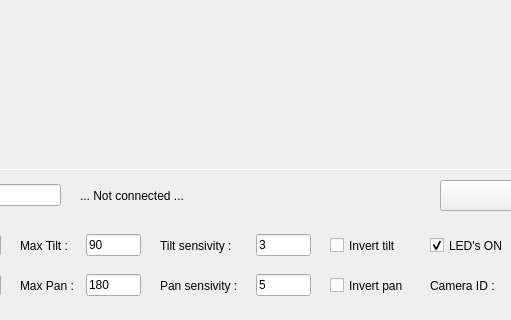
The window that camera_face_tracking/tracking.ui (rcurnow1/-camera_tracking) describes before a commit, drawn with Qt 5; both pictures show x 150 to 661 and y 380 to 700 of the 980 by 700 pixel window.
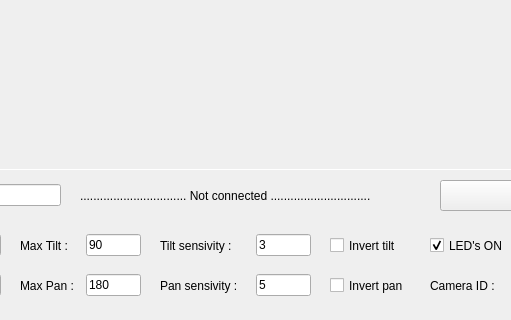
The same window after the commit.

Patch:
```diff
--- a/camera_face_tracking/tracking.ui
+++ b/camera_face_tracking/tracking.ui
@@ -338,7 +338,7 @@
     </rect>
    </property>
    <property name="text">
-    <string>... Not connected ...</string>
+    <string>................................ Not connected ..............................</string>
    </property>
   </widget>
   <widget class="QCheckBox" name="InvertTilt_checkbox">
```
